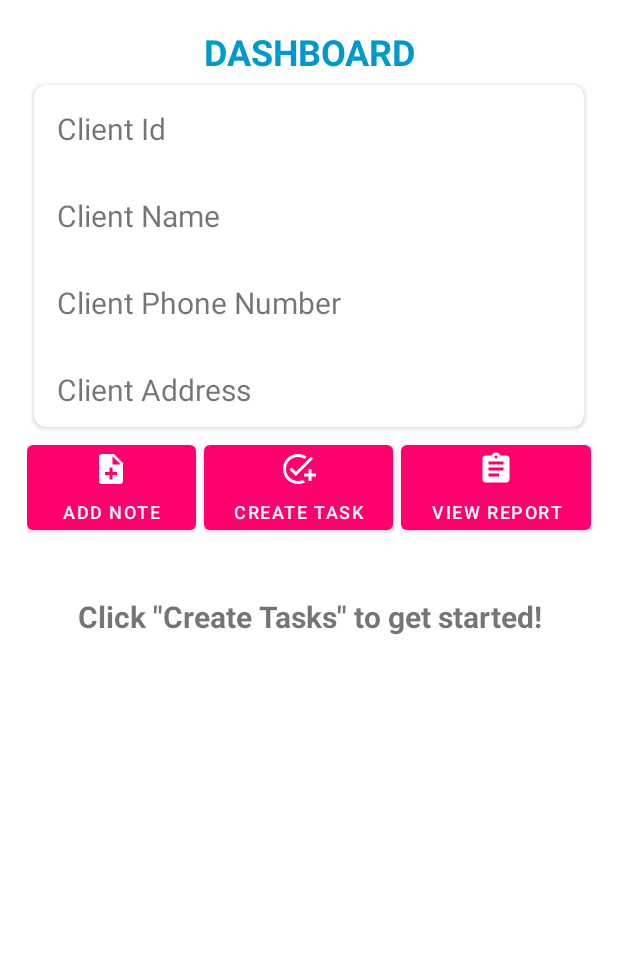
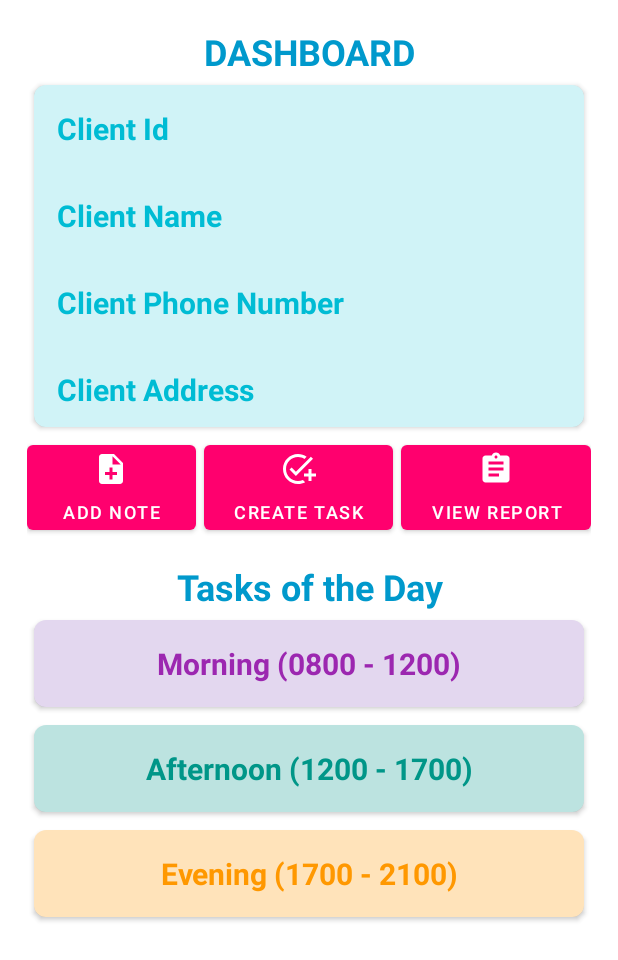
Before and after one commit to cassieg272/Pro-Q, an Android app: the CaregiverMainActivity screen opened directly, with no data from a screen before it, on a phone screen of 412 x 824 dp. Shown: the top 960 px of the screen. Run offline under Robolectric (Android 15) with nearby library versions, the phone set to English and light mode, and no system bars; our stand-ins replace Firebase (no records; nobody signed in at launch, a user with empty details on screens opened directly); Roboto replaces fonts that are not available here.

Commit message:
copied and paste code from activity_caregiver_main.xml  in DashboardLayoutTask branch to activity_caregiver_main.xml  in RevisedDashboard branch

```diff
--- a/app/src/main/res/layout/activity_caregiver_main.xml
+++ b/app/src/main/res/layout/activity_caregiver_main.xml
@@ -1,20 +1,24 @@
 <?xml version="1.0" encoding="utf-8"?>
-<LinearLayout xmlns:android="http://schemas.android.com/apk/res/android"
+<ScrollView xmlns:android="http://schemas.android.com/apk/res/android"
     xmlns:app="http://schemas.android.com/apk/res-auto"
     xmlns:tools="http://schemas.android.com/tools"
     android:layout_width="match_parent"
-    android:layout_height="match_parent"
+    android:layout_height="wrap_content">
+
+    <LinearLayout
+        android:layout_width="match_parent"
+        android:layout_height="wrap_content"
         tools:context=".CaregiverMainActivity">
 
         <LinearLayout
             android:layout_width="match_parent"
-        android:layout_height="match_parent"
+            android:layout_height="wrap_content"
             android:orientation="vertical"
             android:padding="18dp"
             tools:context=".ContactMainActivity">
 
             <TextView
-            android:id="@+id/textView2"
+                android:id="@+id/dashboardLabel"
                 android:layout_width="match_parent"
                 android:layout_height="wrap_content"
                 android:text="@string/dashboard"
@@ -33,6 +37,7 @@
                 <LinearLayout
                     android:layout_width="match_parent"
                     android:layout_height="match_parent"
+                    android:background="#2F00BCD4"
                     android:orientation="vertical">
 
                     <TextView
@@ -45,7 +50,9 @@
                         android:paddingRight="15dp"
                         android:paddingBottom="15dp"
                         android:text="@string/client_id"
-                    android:textSize="20sp" />
+                        android:textColor="#00BCD4"
+                        android:textSize="20sp"
+                        android:textStyle="bold" />
 
                     <TextView
                         android:id="@+id/clientName"
@@ -57,7 +64,9 @@
                         android:paddingRight="15dp"
                         android:paddingBottom="15dp"
                         android:text="@string/client_name"
-                    android:textSize="20sp" />
+                        android:textColor="#00BCD4"
+                        android:textSize="20sp"
+                        android:textStyle="bold" />
 
                     <TextView
                         android:id="@+id/clientPhone"
@@ -69,7 +78,9 @@
                         android:paddingRight="15dp"
                         android:paddingBottom="15dp"
                         android:text="@string/client_phone_number"
-                    android:textSize="20sp" />
+                        android:textColor="#00BCD4"
+                        android:textSize="20sp"
+                        android:textStyle="bold" />
 
                     <TextView
                         android:id="@+id/clientAddress"
@@ -81,7 +92,9 @@
                         android:paddingRight="15dp"
                         android:paddingBottom="15dp"
                         android:text="@string/client_address"
-                    android:textSize="20sp" />
+                        android:textColor="#00BCD4"
+                        android:textSize="20sp"
+                        android:textStyle="bold" />
 
                 </LinearLayout>
 
@@ -123,24 +136,124 @@
             </LinearLayout>
 
             <TextView
-            android:id="@+id/textView"
+                android:id="@+id/tasksLabel"
                 android:layout_width="match_parent"
                 android:layout_height="wrap_content"
-            android:layout_marginTop="30dp"
+                android:layout_marginTop="15dp"
+                android:text="Tasks of the Day"
+                android:textAlignment="center"
+                android:textColor="@android:color/holo_blue_dark"
+                android:textSize="24sp"
+                android:textStyle="bold" />
+
+            <androidx.cardview.widget.CardView
+                android:layout_width="match_parent"
+                android:layout_height="wrap_content"
+                android:elevation="12dp"
+                app:cardCornerRadius="8dp"
+                app:cardUseCompatPadding="true">
+
+                <LinearLayout
+                    android:id="@+id/morningLayout"
+                    android:layout_width="match_parent"
+                    android:layout_height="wrap_content"
+                    android:background="#28500096"
+                    android:orientation="vertical">
+
+
+                    <TextView
+                        android:id="@+id/morningLabel"
+                        android:layout_width="match_parent"
+                        android:layout_height="wrap_content"
                         android:fontFamily="sans-serif"
-            android:paddingTop="8dp"
-            android:paddingBottom="8dp"
-            android:text="@string/click_quot_create_tasks_quot_to_get_started"
-            android:textAlignment="center"
+                        android:gravity="center"
+                        android:paddingLeft="15dp"
+                        android:paddingTop="15dp"
+                        android:paddingRight="15dp"
+                        android:paddingBottom="15dp"
+                        android:text="Morning (0800 - 1200)"
+                        android:textColor="#9C27B0"
                         android:textSize="20sp"
                         android:textStyle="bold" />
 
-        <ImageView
-            android:id="@+id/imageView"
+                    <com.google.android.material.chip.ChipGroup
+                        android:id="@+id/morningChips"
+                        style="@style/morningChipStyle"
+                        android:layout_width="match_parent"
+                        android:layout_height="match_parent"
+                        android:layout_marginLeft="6dp"
+                        android:layout_marginRight="6dp"
+                        android:clickable="true" />
+
+                </LinearLayout>
+
+            </androidx.cardview.widget.CardView>
+
+            <androidx.cardview.widget.CardView
+                android:layout_width="match_parent"
+                android:layout_height="match_parent"
+                android:elevation="12dp"
+                app:cardCornerRadius="8dp"
+                app:cardUseCompatPadding="true">
+
+                <LinearLayout
+                    android:id="@+id/afternoonLayout"
+                    android:layout_width="match_parent"
+                    android:layout_height="match_parent"
+                    android:background="#43009688"
+                    android:orientation="vertical">
+
+                    <TextView
+                        android:id="@+id/afternoonLabel"
                         android:layout_width="match_parent"
                         android:layout_height="wrap_content"
-            app:srcCompat="@drawable/baseline_add_task_24" />
+                        android:fontFamily="sans-serif"
+                        android:gravity="center"
+                        android:paddingLeft="15dp"
+                        android:paddingTop="15dp"
+                        android:paddingRight="15dp"
+                        android:paddingBottom="15dp"
+                        android:text="Afternoon (1200 - 1700)"
+                        android:textColor="#009688"
+                        android:textSize="20sp"
+                        android:textStyle="bold" />
+
+                </LinearLayout>
+            </androidx.cardview.widget.CardView>
+
+            <androidx.cardview.widget.CardView
+                android:layout_width="match_parent"
+                android:layout_height="match_parent"
+                android:elevation="12dp"
+                app:cardCornerRadius="8dp"
+                app:cardUseCompatPadding="true">
+
+                <LinearLayout
+                    android:id="@+id/eveningLayout"
+                    android:layout_width="match_parent"
+                    android:layout_height="match_parent"
+                    android:background="#45FF9800"
+                    android:orientation="vertical">
+
+                    <TextView
+                        android:id="@+id/eveningLabel"
+                        android:layout_width="match_parent"
+                        android:layout_height="wrap_content"
+                        android:fontFamily="sans-serif"
+                        android:gravity="center"
+                        android:paddingLeft="15dp"
+                        android:paddingTop="15dp"
+                        android:paddingRight="15dp"
+                        android:paddingBottom="15dp"
+                        android:text="Evening (1700 - 2100)"
+                        android:textColor="#FF9800"
+                        android:textSize="20sp"
+                        android:textStyle="bold" />
+
+                </LinearLayout>
+            </androidx.cardview.widget.CardView>
 
         </LinearLayout>
 
     </LinearLayout>
+</ScrollView>
```
Lines whose indentation alone changed are shown as unchanged.
